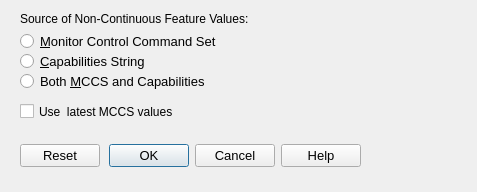
Old version of the form src/option_dialogs/other_options_dialog.ui in the repository rockowitz/ddcui.
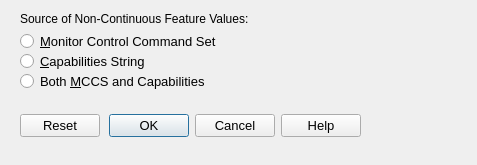
New version of the form.

Commit message: eliminate handling of Use Latest NC Feature Values

Patch:
```diff
--- a/src/option_dialogs/other_options_dialog.ui
+++ b/src/option_dialogs/other_options_dialog.ui
@@ -10,7 +10,7 @@
     <x>0</x>
     <y>0</y>
     <width>477</width>
-    <height>192</height>
+    <height>165</height>
    </rect>
   </property>
   <property name="contextMenuPolicy">
@@ -26,7 +26,7 @@
    <property name="geometry">
     <rect>
      <x>20</x>
-     <y>140</y>
+     <y>110</y>
      <width>341</width>
      <height>32</height>
     </rect>
@@ -131,19 +131,6 @@
     <string notr="true">ncValueSourceButtonGroup</string>
    </attribute>
   </widget>
-  <widget class="QCheckBox" name="latestNcValueNamesCheckbox">
-   <property name="geometry">
-    <rect>
-     <x>20</x>
-     <y>100</y>
-     <width>251</width>
-     <height>23</height>
-    </rect>
-   </property>
-   <property name="text">
-    <string>Use  latest MCCS values</string>
-   </property>
-  </widget>
  </widget>
  <resources/>
  <connections>
```
The commit also changes 4 other files.
